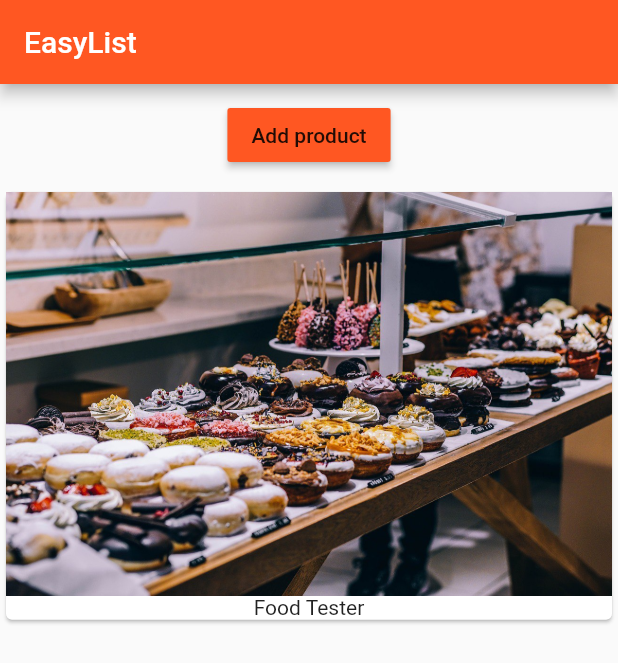
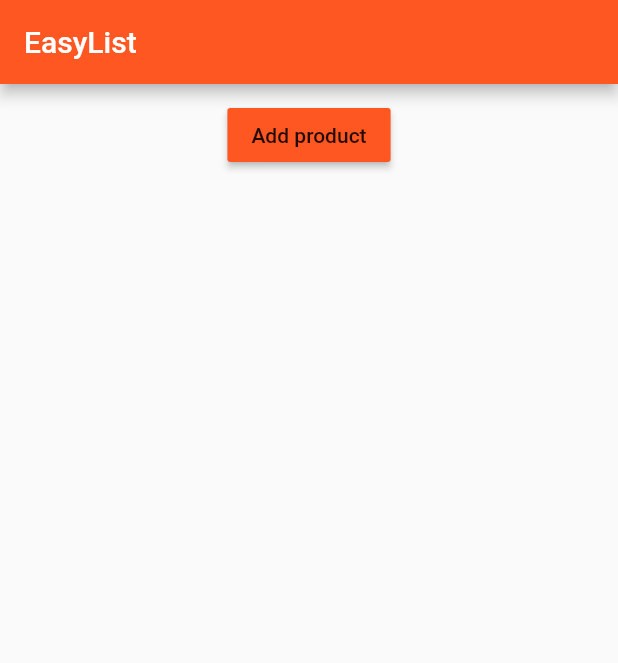
Before and after one commit to vitcool/flutter_course, a Flutter app: the screen it shows after launch, on a phone screen of 412 x 824 dp. Shown: the top 663 px of the screen. Run offline on Flutter 3.47's test engine with Material 2 defaults, Android fonts, the phone set to English and light mode, and no system bars.

```diff
--- a/lib/main.dart
+++ b/lib/main.dart
@@ -23,7 +23,7 @@ class MyApp extends StatelessWidget {
           appBar: AppBar(
             title: Text('EasyList'),
           ),
-          body: ProductManager(startingProduct: 'Food Tester'),
+          body: ProductManager(),
         ));
   }
 }
--- a/lib/product_manager.dart
+++ b/lib/product_manager.dart
@@ -6,7 +6,7 @@ import './product_control.dart';
 class ProductManager extends StatefulWidget {
   final String startingProduct;
 
-  ProductManager({this.startingProduct = 'Sweets Tester'});
+  ProductManager({this.startingProduct});
 
   @override
   State<StatefulWidget> createState() {
@@ -26,7 +26,9 @@ class _ProductManagerState extends State<ProductManager> {
   @override
   void initState() {
     super.initState();
-    _products.add(widget.startingProduct);
+    if (widget.startingProduct != null) {
+      _products.add(widget.startingProduct);
+    }
   }
 
   @override
--- a/lib/products.dart
+++ b/lib/products.dart
@@ -16,11 +16,21 @@ class Products extends StatelessWidget {
     );
   }
 
+  Widget _buldProductList() {
+    Widget productCards;
+    if (products.length > 0) {
+      productCards = ListView.builder(
+        itemBuilder: _buildProductItem,
+        itemCount: products.length,
+      );
+    } else {
+      productCards = Container();
+    }
+    return productCards;
+  }
+
   @override
   Widget build(BuildContext context) {
-    return ListView.builder(
-      itemBuilder: _buildProductItem,
-      itemCount: products.length,
-    );
+    return _buldProductList();
   }
 }
```
